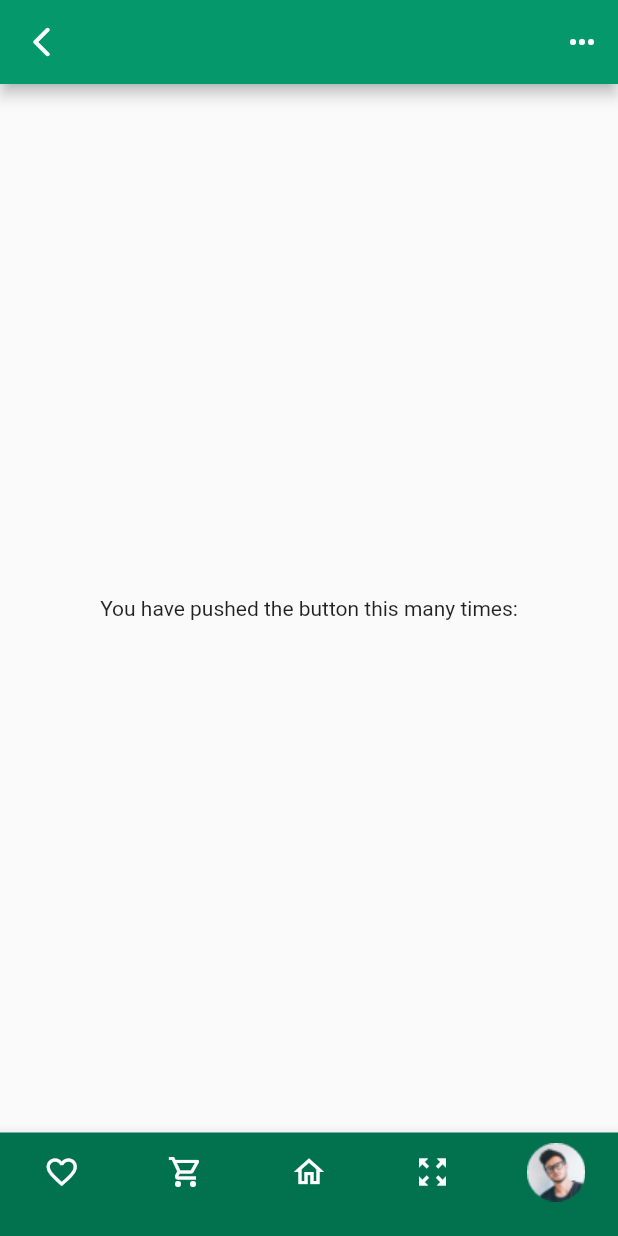
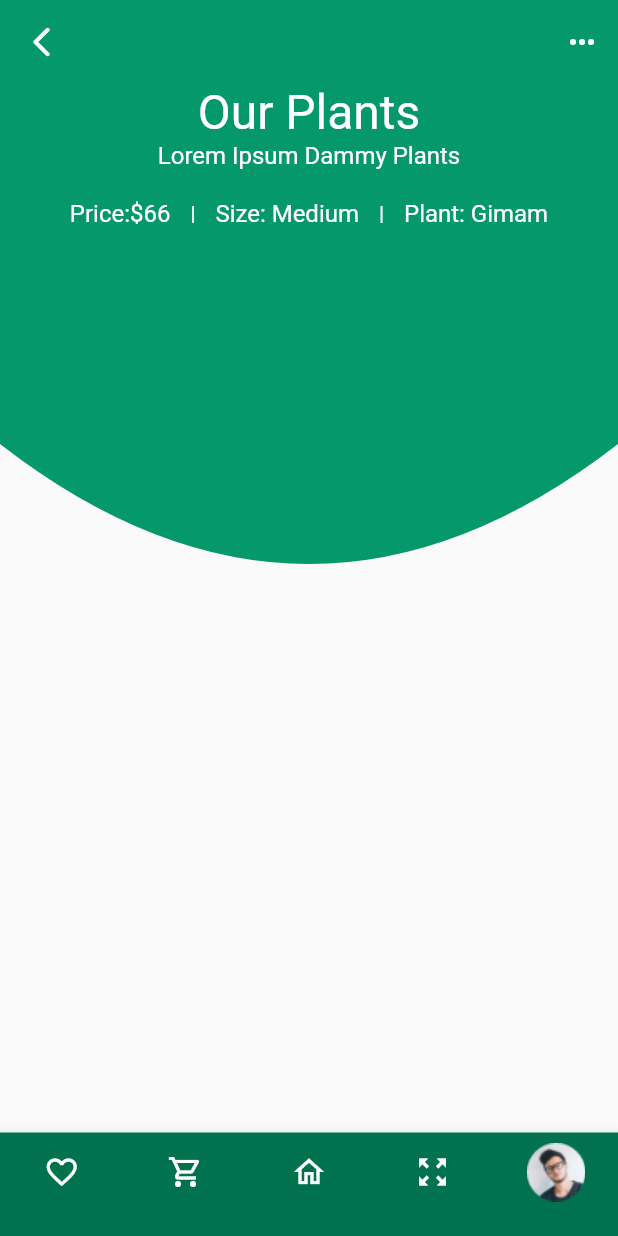
Before and after one commit to Satochaaan/plant_shop_app, a Flutter app: the screen it shows after launch, on a phone screen of 412 x 824 dp. Run offline on Flutter 3.47's test engine with Material 2 defaults, Android fonts, the phone set to English and light mode, and no system bars.

Commit message:
ヘッダーテキスト調整

```diff
--- a/lib/main.dart
+++ b/lib/main.dart
@@ -46,6 +46,7 @@ class _PlantShopHomePageState extends State<PlantShopHomePage> {
   Widget build(BuildContext context) {
     return Scaffold(
       appBar: AppBar(
+        elevation: 0,
         backgroundColor: kColorGreen,
         leading: Icon(Icons.arrow_back_ios_rounded),
         actions: <Widget>[
@@ -58,11 +59,9 @@ class _PlantShopHomePageState extends State<PlantShopHomePage> {
       ),
       body: Center(
         child: Column(
-          mainAxisAlignment: MainAxisAlignment.center,
+          mainAxisAlignment: MainAxisAlignment.start,
           children: <Widget>[
-            Text(
-              'You have pushed the button this many times:',
-            ),
+            _Header(),
           ],
         ),
       ),
@@ -99,3 +98,118 @@ class _PlantShopHomePageState extends State<PlantShopHomePage> {
     );
   }
 }
+
+class _HeaderCurveClipper extends CustomClipper<Path> {
+  @override
+  Path getClip(Size size) {
+    return Path()
+      ..lineTo(0, size.height * 0.6)
+      ..quadraticBezierTo(
+        size.width * 0.5,
+        size.height,
+        size.width,
+        size.height * 0.6,
+      )
+      ..lineTo(size.width, 0)
+      ..close();
+  }
+
+  @override
+  bool shouldReclip(CustomClipper<Path> oldClipper) {
+    return true;
+  }
+}
+
+class _Header extends StatelessWidget {
+  @override
+  Widget build(BuildContext context) {
+    final double height = 400;
+    return Container(
+      height: height,
+      child: Stack(
+        children: [
+          Align(
+            alignment: Alignment.topCenter,
+            child: _HeaderBackground(height: height),
+          ),
+          Align(
+            alignment: Alignment.topCenter,
+            child: Container(
+              child: Column(
+                children: [
+                  Text(
+                    'Our Plants',
+                    style: TextStyle(fontSize: 32.0, color: kColorWhite),
+                  ),
+                  Text(
+                    'Lorem Ipsum Dammy Plants',
+                    style: TextStyle(fontSize: 16.0, color: kColorWhite),
+                  ),
+                  SizedBox(
+                    height: 20.0,
+                  ),
+                  Row(
+                    mainAxisAlignment: MainAxisAlignment.center,
+                    children: [
+                      Text(
+                        'Price:\$66',
+                        style: TextStyle(fontSize: 16.0, color: kColorWhite),
+                      ),
+                      SizedBox(
+                        width: 30,
+                        child: Text(
+                          "|",
+                          textAlign: TextAlign.center,
+                          style: TextStyle(color: kColorWhite),
+                        ),
+                      ),
+                      Text(
+                        'Size: Medium',
+                        style: TextStyle(fontSize: 16.0, color: kColorWhite),
+                      ),
+                      SizedBox(
+                        width: 30,
+                        child: Text(
+                          "|",
+                          textAlign: TextAlign.center,
+                          style: TextStyle(color: kColorWhite),
+                        ),
+                      ),
+                      Text(
+                        'Plant: Gimam',
+                        style: TextStyle(fontSize: 16.0, color: kColorWhite),
+                      ),
+                    ],
+                  )
+                ],
+              ),
+            ),
+          )
+        ],
+      ),
+    );
+  }
+}
+
+class _HeaderBackground extends StatelessWidget {
+  final double height;
+
+  const _HeaderBackground({
+    Key key,
+    @required this.height,
+  }) : super(key: key);
+
+  @override
+  Widget build(BuildContext context) {
+    return ClipPath(
+      clipper: _HeaderCurveClipper(),
+      child: Container(
+        width: double.infinity,
+        height: height,
+        decoration: BoxDecoration(
+          color: kColorGreen,
+        ),
+      ),
+    );
+  }
+}
```
